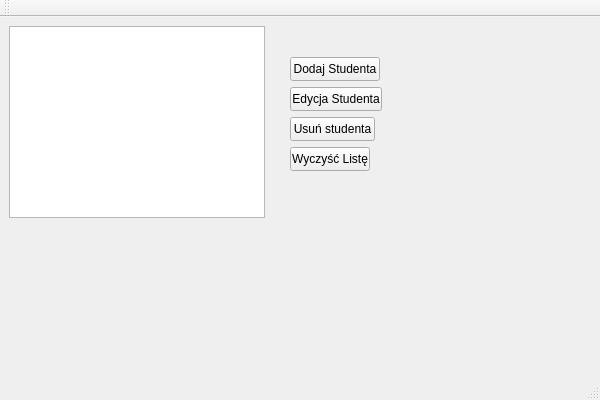
Old version of the form StudentListManager.ui in the repository krx2/Student-List-Manager.
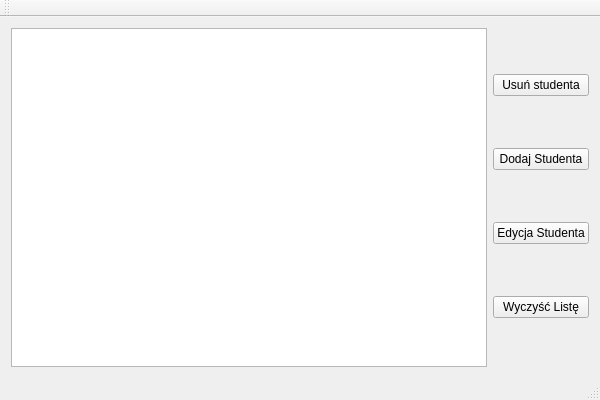
New version of the form.

Commit message: Dodanie layotów i skalowania okienka (tylko UI)

The edit to the form file:
```diff
--- a/StudentListManager.ui
+++ b/StudentListManager.ui
@@ -14,68 +14,43 @@
    <string>StudentListManager</string>
   </property>
   <widget class="QWidget" name="centralWidget">
-   <widget class="QListWidget" name="listWidget">
-    <property name="geometry">
-     <rect>
-      <x>9</x>
-      <y>9</y>
-      <width>256</width>
-      <height>192</height>
-     </rect>
-    </property>
-   </widget>
-   <widget class="QPushButton" name="addButton">
-    <property name="geometry">
-     <rect>
-      <x>290</x>
-      <y>40</y>
-      <width>90</width>
-      <height>24</height>
-     </rect>
-    </property>
-    <property name="text">
-     <string>Dodaj Studenta</string>
-    </property>
-   </widget>
+   <layout class="QHBoxLayout" name="horizontalLayout">
+    <item>
+     <widget class="QListWidget" name="listWidget"/>
+    </item>
+    <item>
+     <layout class="QVBoxLayout" name="verticalLayout">
+      <item>
    <widget class="QPushButton" name="delButton">
-    <property name="geometry">
-     <rect>
-      <x>290</x>
-      <y>100</y>
-      <width>85</width>
-      <height>24</height>
-     </rect>
-    </property>
     <property name="text">
      <string>Usuń studenta</string>
     </property>
    </widget>
-   <widget class="QPushButton" name="clearButton">
-    <property name="geometry">
-     <rect>
-      <x>290</x>
-      <y>130</y>
-      <width>80</width>
-      <height>24</height>
-     </rect>
-    </property>
+      </item>
+      <item>
+       <widget class="QPushButton" name="addButton">
     <property name="text">
-     <string>Wyczyść Listę</string>
-    </property>
-   </widget>
+         <string>Dodaj Studenta</string>
+        </property>
+       </widget>
+      </item>
+      <item>
    <widget class="QPushButton" name="editButton">
-    <property name="geometry">
-     <rect>
-      <x>290</x>
-      <y>70</y>
-      <width>92</width>
-      <height>24</height>
-     </rect>
-    </property>
     <property name="text">
      <string>Edycja Studenta</string>
     </property>
    </widget>
+      </item>
+      <item>
+       <widget class="QPushButton" name="clearButton">
+        <property name="text">
+         <string>Wyczyść Listę</string>
+        </property>
+       </widget>
+      </item>
+     </layout>
+    </item>
+   </layout>
   </widget>
   <widget class="QMenuBar" name="menuBar">
    <property name="geometry">
```
Lines whose indentation alone changed are shown as unchanged. The commit also changes 1 other file.
